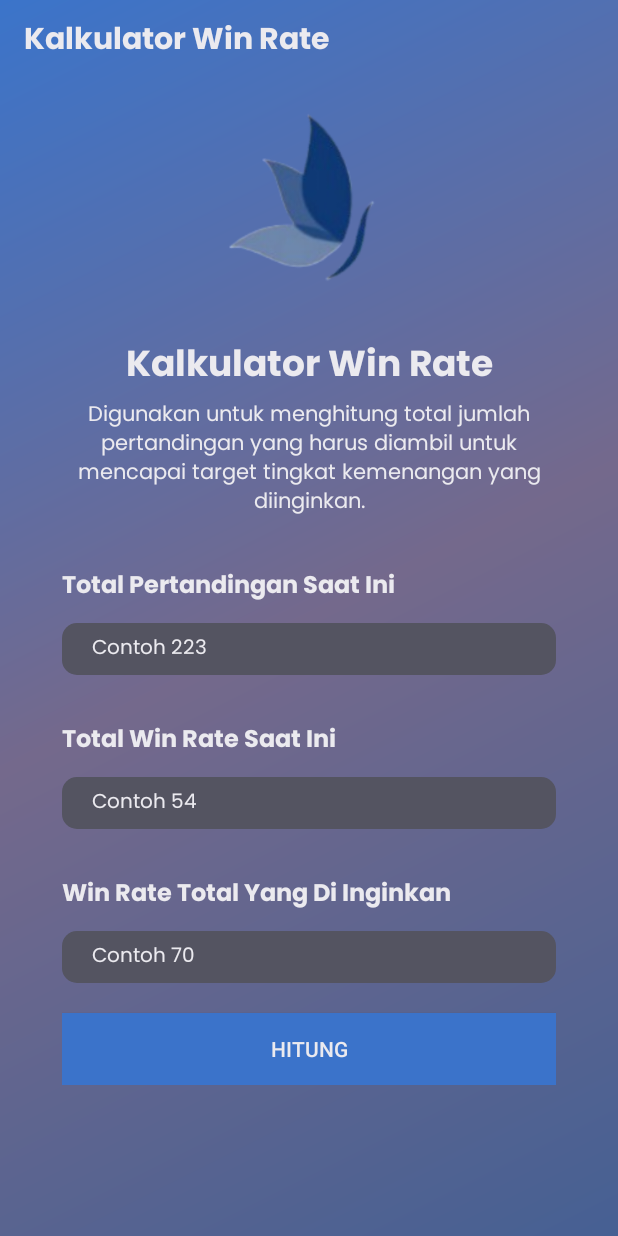
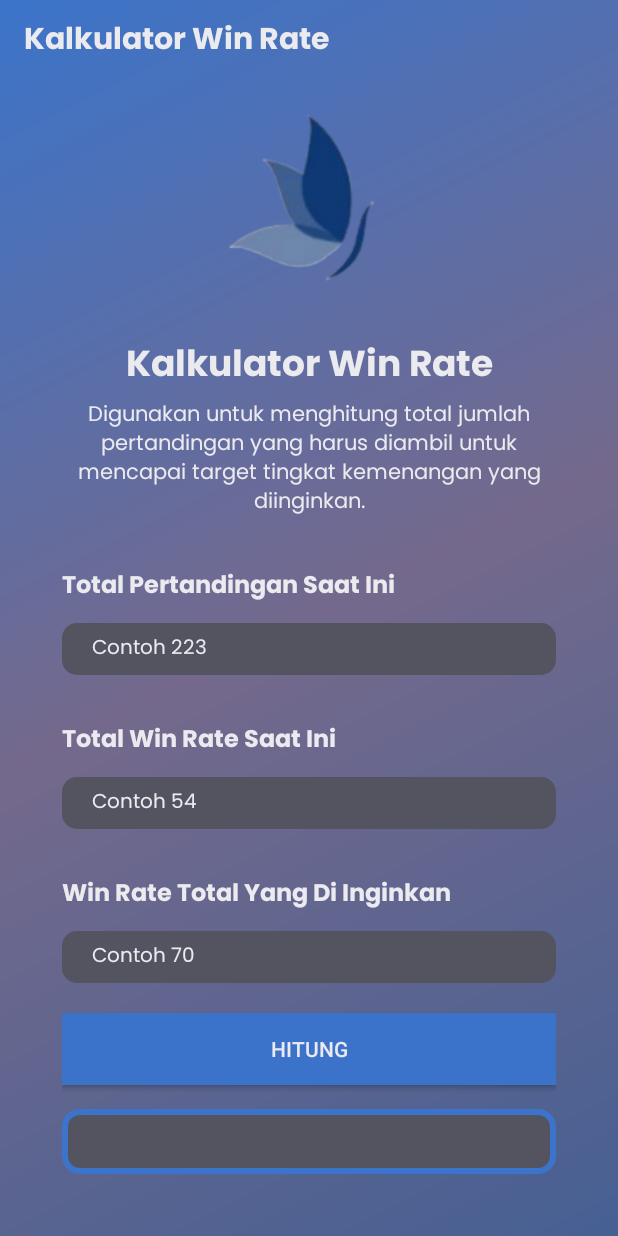
Before and after one commit to Mikaelazzz/Neoz, an Android app: the layout activity_win.xml on its own in the app's theme, with its tools: preview values and no code run, on a phone screen of 412 x 824 dp. Run offline under Robolectric (Android 15) with nearby library versions, the phone set to English and light mode, and no system bars.

Commit message:
Update activity_win.xml

```diff
--- a/app/src/main/res/layout/activity_win.xml
+++ b/app/src/main/res/layout/activity_win.xml
@@ -175,6 +175,16 @@
             android:text="Hitung"
             android:textColor="@color/font"
             android:layout_marginTop="20dp"/>
+
+        <TextView
+            android:id="@+id/result_text"
+            android:layout_width="match_parent"
+            android:layout_height="wrap_content"
+            android:layout_marginTop="16dp"
+            android:background="@drawable/btnsum"
+            android:padding="12dp"
+            android:textAlignment="center"
+            android:textColor="@color/white"/>
     </LinearLayout>
 
 </androidx.constraintlayout.widget.ConstraintLayout>
```
